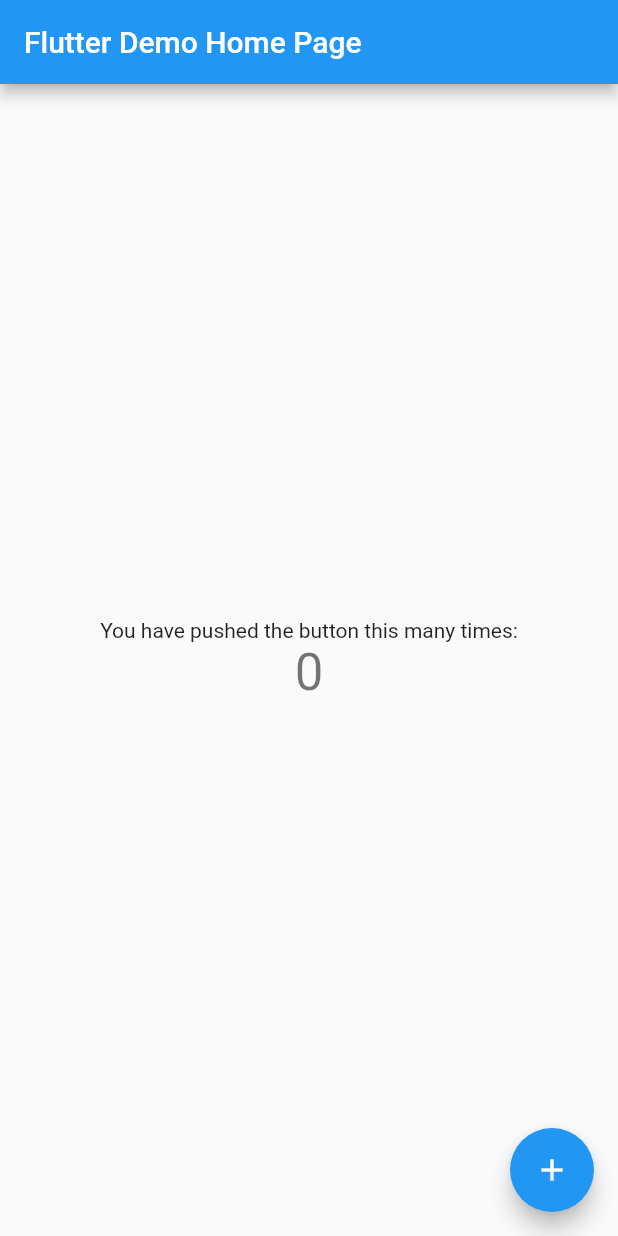
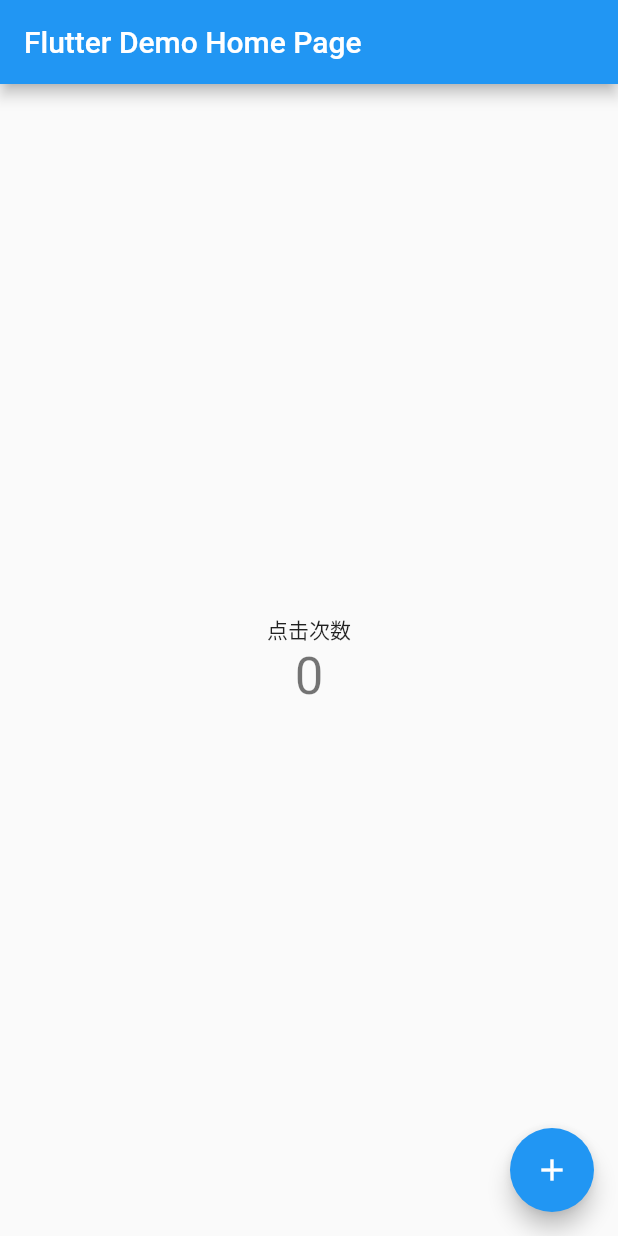
Before and after one commit to 1379266135/ElaineFlutter, a Flutter app: the screen it shows after launch, on a phone screen of 412 x 824 dp. Run offline on Flutter 3.47's test engine with Material 2 defaults, Android fonts, the phone set to English and light mode, and no system bars.

Commit message:
修改文案内容

```diff
--- a/lib/main.dart
+++ b/lib/main.dart
@@ -92,7 +92,7 @@ class _MyHomePageState extends State<MyHomePage> {
           mainAxisAlignment: MainAxisAlignment.center,
           children: <Widget>[
             Text(
-              'You have pushed the button this many times:',
+              '点击次数',
             ),
             Text(
               '$_counter',
```
